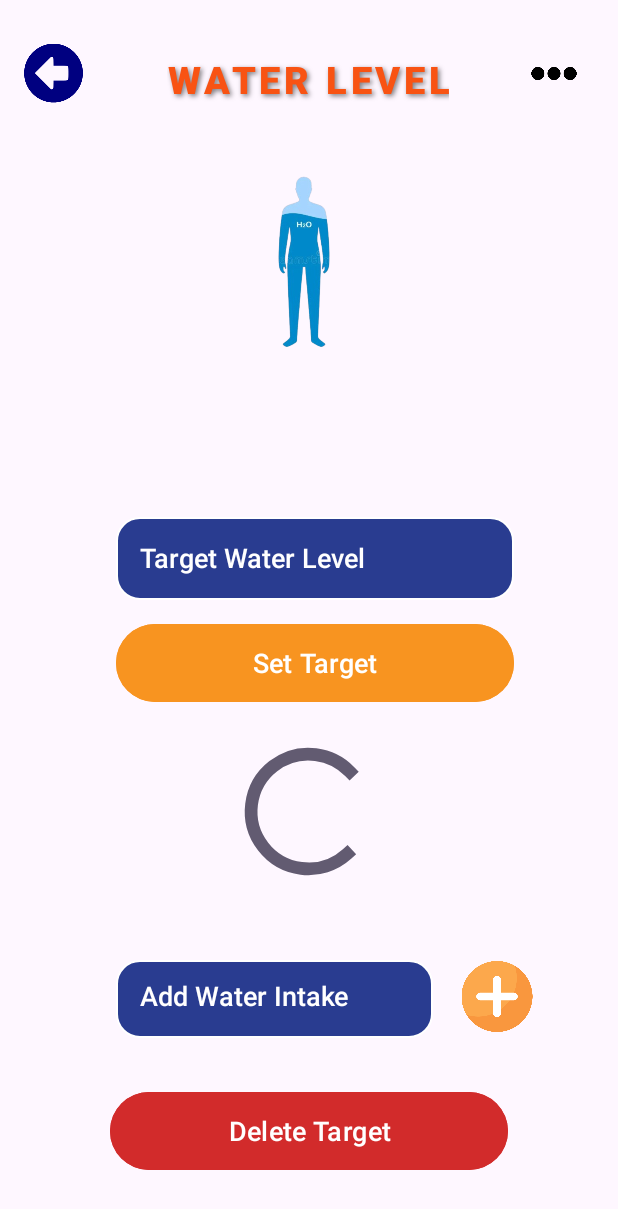
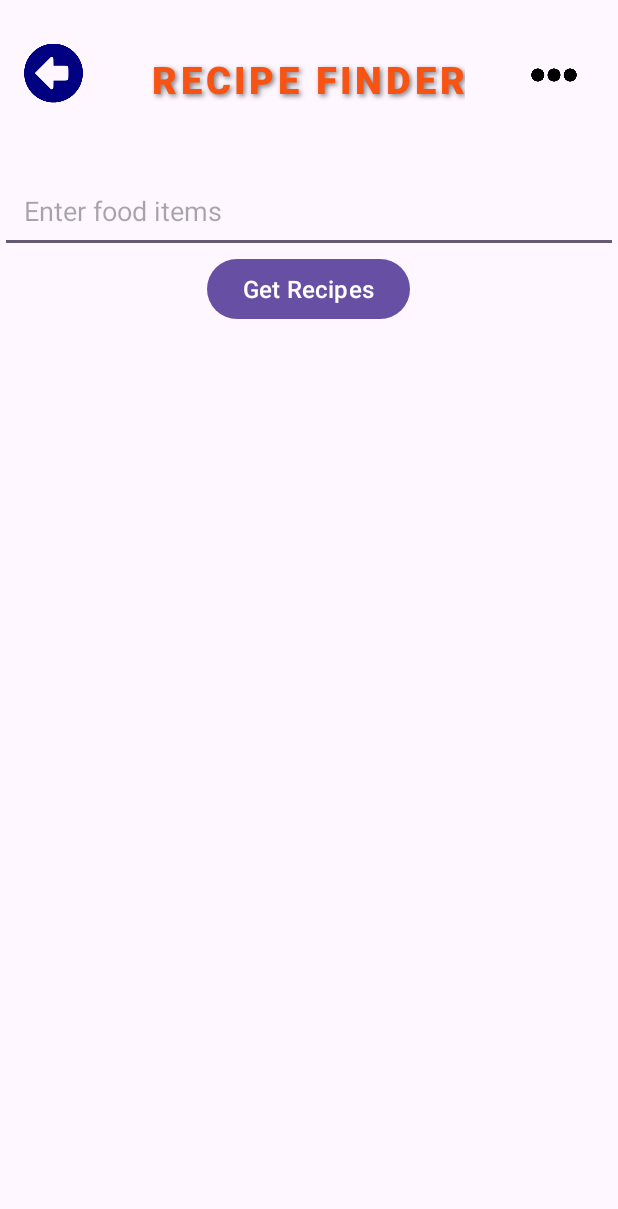
Before and after one commit to Mufli-Mohideen/FitTrack, an Android app: the screen it shows after launch (MainActivity), on a phone screen of 412 x 824 dp. Shown: the top 1209 px of the screen. Run offline under Robolectric (Android 15) with nearby library versions, the phone set to English and light mode, and no system bars; plain views replace CircularProgressBar.

Commit message:
Food Recipe Generator page completed

```diff
--- a/app/src/main/java/com/example/myapplication/MainActivity.java
+++ b/app/src/main/java/com/example/myapplication/MainActivity.java
@@ -9,6 +9,6 @@ public class MainActivity extends AppCompatActivity {
     @Override
     protected void onCreate(Bundle savedInstanceState) {
         super.onCreate(savedInstanceState);
-        setContentView(R.layout.activity_water_intake);
+        setContentView(R.layout.activity_food_suggest);
     }
 }
--- /dev/null
+++ b/app/src/main/res/layout/activity_food_suggest.xml
@@ -0,0 +1,93 @@
+<?xml version="1.0" encoding="utf-8"?>
+<androidx.constraintlayout.widget.ConstraintLayout xmlns:android="http://schemas.android.com/apk/res/android"
+    xmlns:app="http://schemas.android.com/apk/res-auto"
+    android:layout_width="match_parent"
+    android:layout_height="match_parent">
+
+    <TextView
+        android:id="@+id/textView5"
+        android:layout_width="wrap_content"
+        android:layout_height="wrap_content"
+        android:fontFamily="sans-serif-black"
+        android:gravity="center"
+        android:letterSpacing="0.1"
+        android:lineSpacingExtra="4dp"
+        android:shadowColor="#80000000"
+        android:shadowDx="2"
+        android:shadowDy="2"
+        android:shadowRadius="4"
+        android:text="RECIPE FINDER"
+        android:textColor="@color/fitrack_orange"
+        android:textSize="25sp"
+        android:textStyle="bold"
+        app:layout_constraintBottom_toBottomOf="parent"
+        app:layout_constraintEnd_toEndOf="parent"
+        app:layout_constraintHorizontal_bias="0.498"
+        app:layout_constraintStart_toStartOf="parent"
+        app:layout_constraintTop_toTopOf="parent"
+        app:layout_constraintVertical_bias="0.045" />
+
+    <ImageView
+        android:id="@+id/imageView4"
+        android:layout_width="39dp"
+        android:layout_height="41dp"
+        app:layout_constraintBottom_toBottomOf="parent"
+        app:layout_constraintEnd_toEndOf="parent"
+        app:layout_constraintHorizontal_bias="0.043"
+        app:layout_constraintStart_toStartOf="parent"
+        app:layout_constraintTop_toTopOf="parent"
+        app:layout_constraintVertical_bias="0.036"
+        app:srcCompat="@drawable/left_arrow" />
+
+    <!-- Button to fetch recipes -->
+
+    <!-- RecyclerView for displaying recipe suggestions -->
+
+    <ImageView
+        android:id="@+id/imageView5"
+        android:layout_width="53dp"
+        android:layout_height="100dp"
+        app:layout_constraintBottom_toBottomOf="parent"
+        app:layout_constraintEnd_toEndOf="parent"
+        app:layout_constraintHorizontal_bias="0.955"
+        app:layout_constraintStart_toStartOf="parent"
+        app:layout_constraintTop_toTopOf="parent"
+        app:layout_constraintVertical_bias="0.0"
+        app:srcCompat="@drawable/dots" />
+
+    <EditText
+        android:id="@+id/foodInputEditText"
+        android:layout_width="0dp"
+        android:layout_height="wrap_content"
+        android:layout_marginTop="112dp"
+        android:hint="Enter food items"
+        android:padding="16dp"
+        android:textColor="@color/black"
+        android:textSize="18sp"
+        app:layout_constraintEnd_toEndOf="parent"
+        app:layout_constraintHorizontal_bias="0.0"
+        app:layout_constraintStart_toStartOf="parent"
+        app:layout_constraintTop_toTopOf="parent" />
+
+    <Button
+        android:id="@+id/fetchRecipesButton"
+        android:layout_width="wrap_content"
+        android:layout_height="wrap_content"
+        android:text="Get Recipes"
+        android:textSize="16sp"
+        app:layout_constraintEnd_toEndOf="parent"
+        app:layout_constraintHorizontal_bias="0.498"
+        app:layout_constraintStart_toStartOf="parent"
+        app:layout_constraintTop_toBottomOf="@+id/foodInputEditText" />
+
+    <androidx.recyclerview.widget.RecyclerView
+        android:id="@+id/recipesRecyclerView"
+        android:layout_width="0dp"
+        android:layout_height="0dp"
+        app:layout_constraintBottom_toBottomOf="parent"
+        app:layout_constraintEnd_toEndOf="parent"
+        app:layout_constraintHorizontal_bias="0.0"
+        app:layout_constraintStart_toStartOf="parent"
+        app:layout_constraintTop_toBottomOf="@id/fetchRecipesButton"
+        app:layout_constraintVertical_bias="1.0" />
+</androidx.constraintlayout.widget.ConstraintLayout>
```
